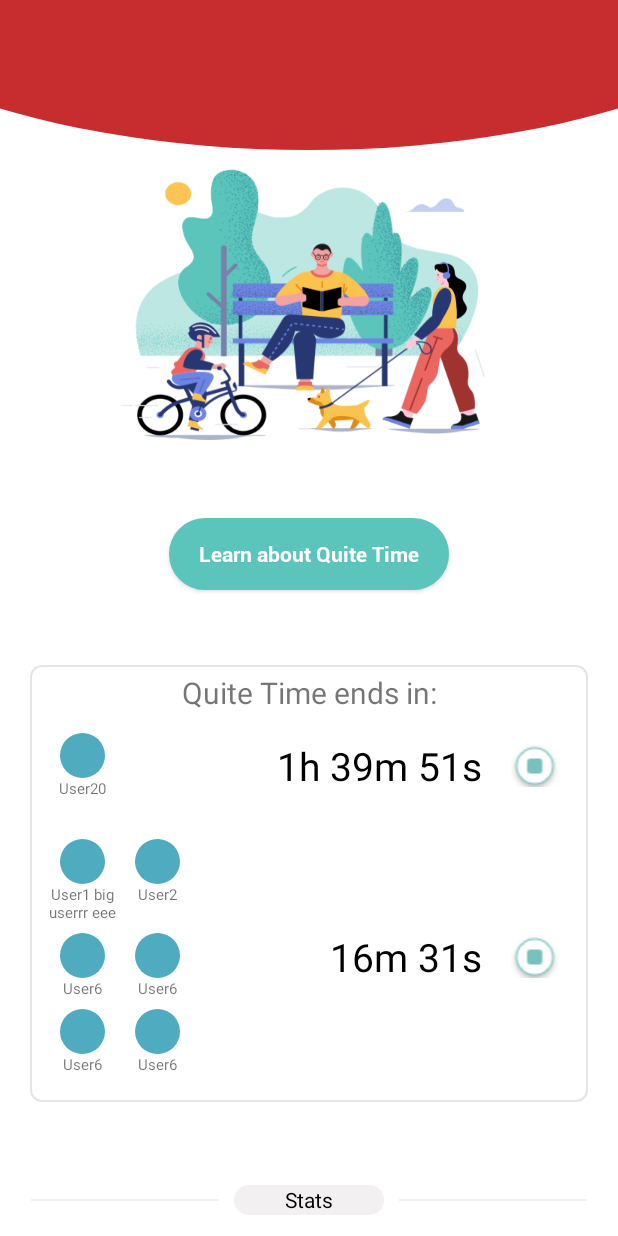
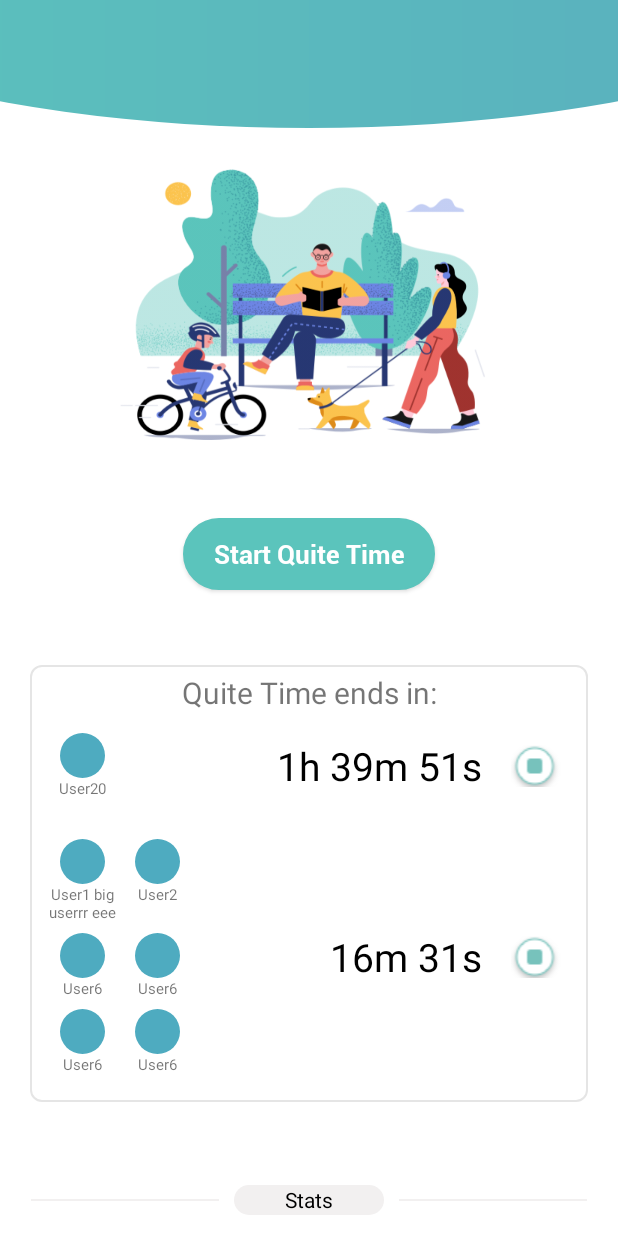
Before and after one commit to dmesek-clover/QuiteTimeProgress, an Android app: the screen it shows after launch (SomeActivity), on a phone screen of 412 x 824 dp. Run offline under Robolectric (Android 15) with nearby library versions, the light colour scheme and no system bars.

Commit message:
added colors

```diff
--- a/app/src/main/res/drawable/half_circle.xml
+++ b/app/src/main/res/drawable/half_circle.xml
@@ -1,11 +1,17 @@
 <layer-list xmlns:android="http://schemas.android.com/apk/res/android">
     <item
-        android:left="-150dp"
-        android:right="-150dp"
+        android:left="-220dp"
+        android:right="-220dp"
         android:top="-200dp">
         <shape xmlns:android="http://schemas.android.com/apk/res/android"
             android:shape="oval">
-            <solid android:color="#C72C2F" />
+
+            <gradient
+                android:startColor="@color/colorToolbarGradientStart"
+                android:endColor="@color/colorToolbarGradientEnd"
+                android:angle="0" />
+
         </shape>
+
     </item>
 </layer-list>
--- a/app/src/main/res/drawable/rounded_colored_rectangle.xml
+++ b/app/src/main/res/drawable/rounded_colored_rectangle.xml
@@ -1,10 +1,10 @@
 <?xml version="1.0" encoding="UTF-8"?>
 <shape xmlns:android="http://schemas.android.com/apk/res/android"
     android:shape="rectangle">
-    <solid android:color="#5BC5BC"/>
+    <solid android:color="@color/colorPrimary"/>
     <stroke
         android:width="1dp"
-        android:color="#5BC5BC"/>
+        android:color="@color/colorPrimary"/>
     <padding
         android:bottom="5dp"
         android:left="5dp"
--- a/app/src/main/res/layout/activity_main.xml
+++ b/app/src/main/res/layout/activity_main.xml
@@ -75,10 +75,11 @@
                 android:layout_height="wrap_content"
                 android:paddingStart="20dp"
                 android:paddingEnd="20dp"
+                android:textSize="17sp"
                 android:fontFamily="@font/roboto_bold"
                 android:layout_marginTop="20dp"
                 android:background="@drawable/rounded_colored_rectangle"
-                android:text="Learn about Quite Time"
+                android:text="Start Quite Time"
                 android:textAllCaps="false"
                 android:textColor="#ffffff"
                 app:layout_constraintEnd_toEndOf="parent"
@@ -99,7 +100,7 @@
         android:id="@+id/toolbar"
         android:background="@drawable/half_circle"
         android:layout_width="match_parent"
-        android:layout_height="100dp" />
+        android:layout_height="85dp" />
 
 
 
--- a/app/src/main/res/values/colors.xml
+++ b/app/src/main/res/values/colors.xml
@@ -1,6 +1,13 @@
 <?xml version="1.0" encoding="utf-8"?>
 <resources>
-    <color name="colorPrimary">#008577</color>
+    <color name="colorPrimary">#5bc4bc</color>
+
+    <color name="colorToolbarGradientStart">#5bc5bc</color>
+    <color name="colorToolbarGradientEnd">#5aacbf</color>
+
+    <color name="colorProgressGradientStart">#4eaac0</color>
+    <color name="colorProgressGradientEnd">#51d2c7</color>
+
     <color name="colorPrimaryDark">#00574B</color>
     <color name="colorAccent">#D81B60</color>
 </resources>
```
